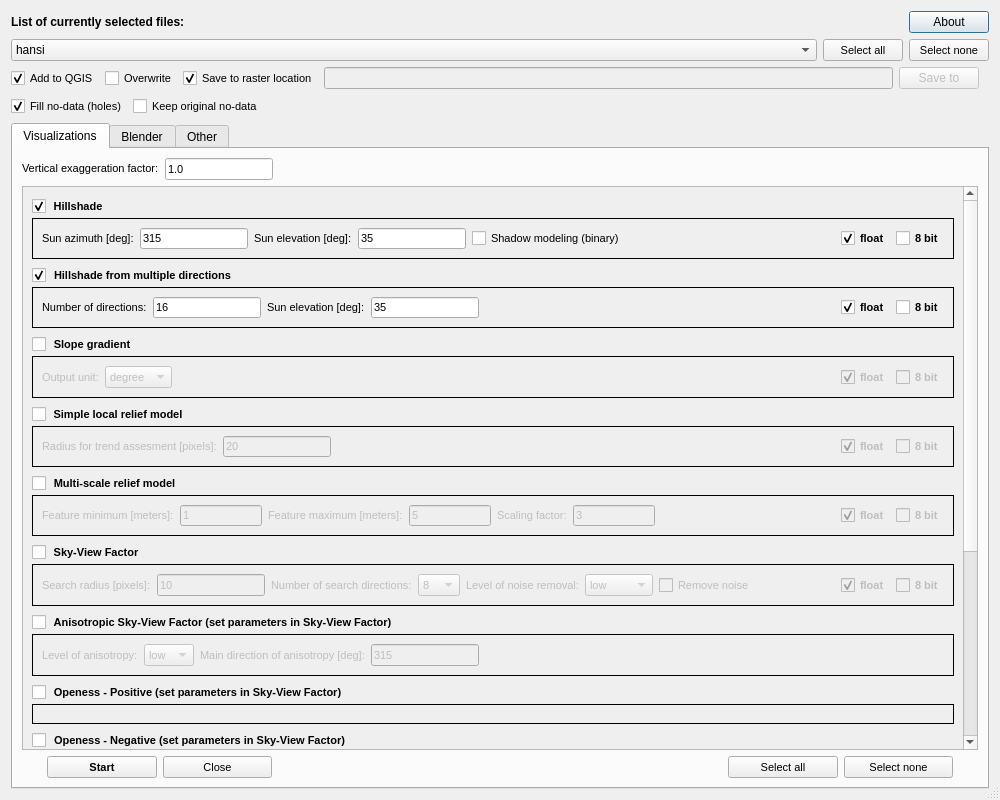
EarthObservation/rvt-qgis, file qrvt_dialog_base_orig.ui: the form before one commit.
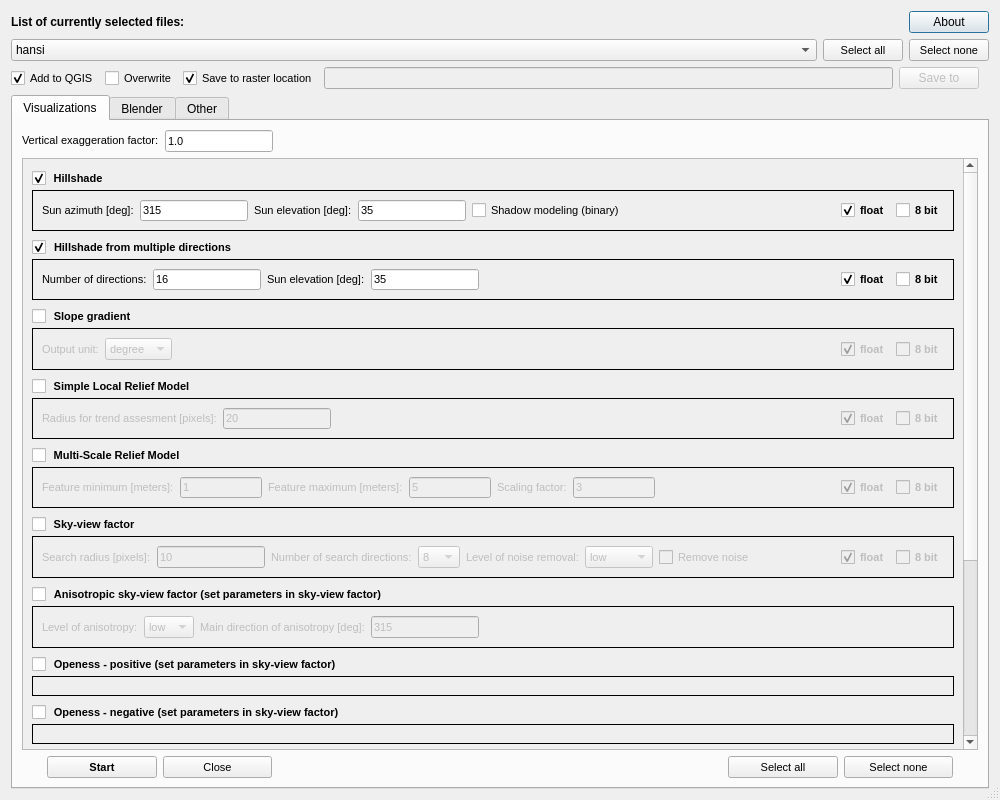
The form after the commit. Custom widgets are drawn as their Qt base class.

Patch:
```diff
--- a/qrvt_dialog_base_orig.ui
+++ b/qrvt_dialog_base_orig.ui
@@ -104,7 +104,7 @@
       </layout>
      </item>
      <item row="8" column="0">
-      <layout class="QVBoxLayout" name="verticalLayout_7" stretch="0,1,30">
+      <layout class="QVBoxLayout" name="verticalLayout_7" stretch="0,30">
        <property name="sizeConstraint">
         <enum>QLayout::SetMinAndMaxSize</enum>
        </property>
@@ -232,69 +232,6 @@
          </item>
         </layout>
        </item>
-       <item>
-        <layout class="QHBoxLayout" name="horizontalLayout_24">
-         <property name="sizeConstraint">
-          <enum>QLayout::SetMinimumSize</enum>
-         </property>
-         <item>
-          <widget class="QCheckBox" name="check_fill_no_data">
-           <property name="sizePolicy">
-            <sizepolicy hsizetype="Preferred" vsizetype="Preferred">
-             <horstretch>0</horstretch>
-             <verstretch>0</verstretch>
-            </sizepolicy>
-           </property>
-           <property name="font">
-            <font>
-             <pointsize>8</pointsize>
-             <weight>50</weight>
-             <bold>false</bold>
-            </font>
-           </property>
-           <property name="text">
-            <string>Fill no-data (holes)</string>
-           </property>
-           <property name="checked">
-            <bool>true</bool>
-           </property>
-          </widget>
-         </item>
-         <item>
-          <widget class="QCheckBox" name="check_keep_org_no_data">
-           <property name="sizePolicy">
-            <sizepolicy hsizetype="Preferred" vsizetype="Preferred">
-             <horstretch>0</horstretch>
-             <verstretch>0</verstretch>
-            </sizepolicy>
-           </property>
-           <property name="font">
-            <font>
-             <pointsize>8</pointsize>
-             <weight>50</weight>
-             <bold>false</bold>
-            </font>
-           </property>
-           <property name="text">
-            <string>Keep original no-data</string>
-           </property>
-          </widget>
-         </item>
-         <item>
-          <spacer name="horizontalSpacer_14">
-           <property name="orientation">
-            <enum>Qt::Horizontal</enum>
-           </property>
-           <property name="sizeHint" stdset="0">
-            <size>
-             <width>40</width>
-             <height>20</height>
-            </size>
-           </property>
-          </spacer>
-         </item>
-        </layout>
-       </item>
        <item>
         <widget class="QTabWidget" name="tab_widget">
          <property name="sizePolicy">
@@ -394,7 +331,7 @@
                 <x>0</x>
                 <y>0</y>
                 <width>935</width>
-                <height>871</height>
+                <height>863</height>
                </rect>
               </property>
               <layout class="QVBoxLayout" name="verticalLayout_14">
@@ -1037,7 +974,7 @@
                     <string>simple_local_relief</string>
                    </property>
                    <property name="title">
-                    <string>Simple local relief model</string>
+                    <string>Simple Local Relief Model</string>
                    </property>
                    <property name="flat">
                     <bool>false</bool>
@@ -1195,7 +1132,7 @@
                     <string>multi_scale_relief_model</string>
                    </property>
                    <property name="title">
-                    <string>Multi-scale relief model</string>
+                    <string>Multi-Scale Relief Model</string>
                    </property>
                    <property name="checkable">
                     <bool>true</bool>
@@ -1412,7 +1349,7 @@
                     <bool>false</bool>
                    </property>
                    <property name="title">
-                    <string>Sky-View Factor</string>
+                    <string>Sky-view factor</string>
                    </property>
                    <property name="flat">
                     <bool>false</bool>
@@ -1706,7 +1643,7 @@
                     <string>anisotropic_svf</string>
                    </property>
                    <property name="title">
-                    <string>Anisotropic Sky-View Factor (set parameters in Sky-View Factor)</string>
+                    <string>Anisotropic sky-view factor (set parameters in sky-view factor)</string>
                    </property>
                    <property name="flat">
                     <bool>false</bool>
@@ -1871,7 +1808,7 @@
                     <string>positive_openness</string>
                    </property>
                    <property name="title">
-                    <string>Openess - Positive (set parameters in Sky-View Factor)</string>
+                    <string>Openess - positive (set parameters in sky-view factor)</string>
                    </property>
                    <property name="flat">
                     <bool>false</bool>
@@ -1907,7 +1844,7 @@
                     <string>negative_openness</string>
                    </property>
                    <property name="title">
-                    <string>Openess - Negative (set parameters in Sky-View Factor)</string>
+                    <string>Openess - negative (set parameters in sky-view factor)</string>
                    </property>
                    <property name="flat">
                     <bool>false</bool>
```
Left out of the diff: 31 changed lines with no effect on the pictures.
